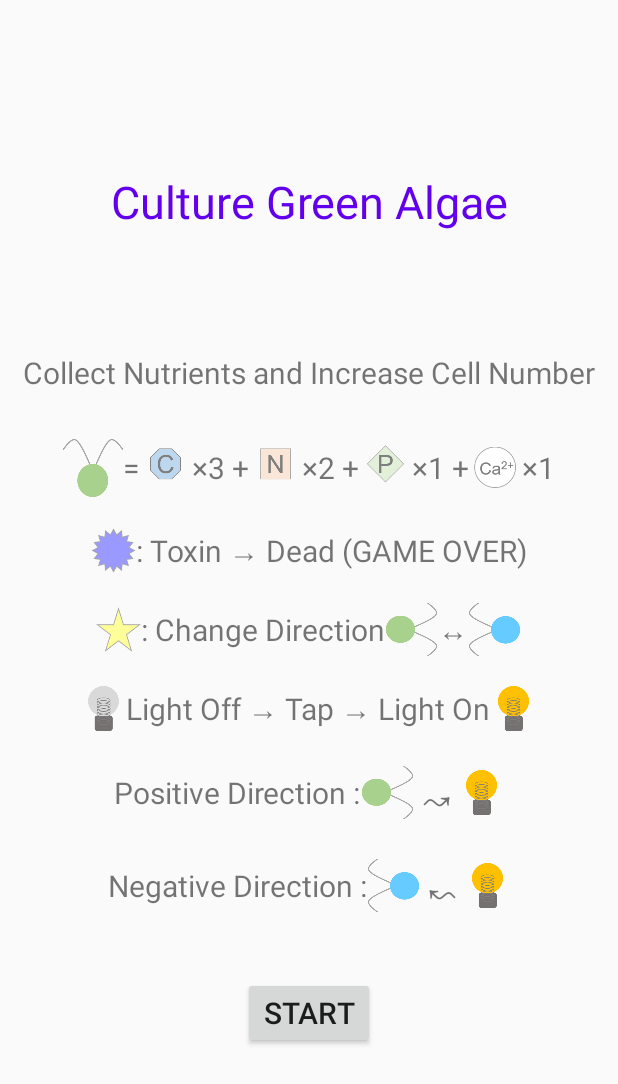
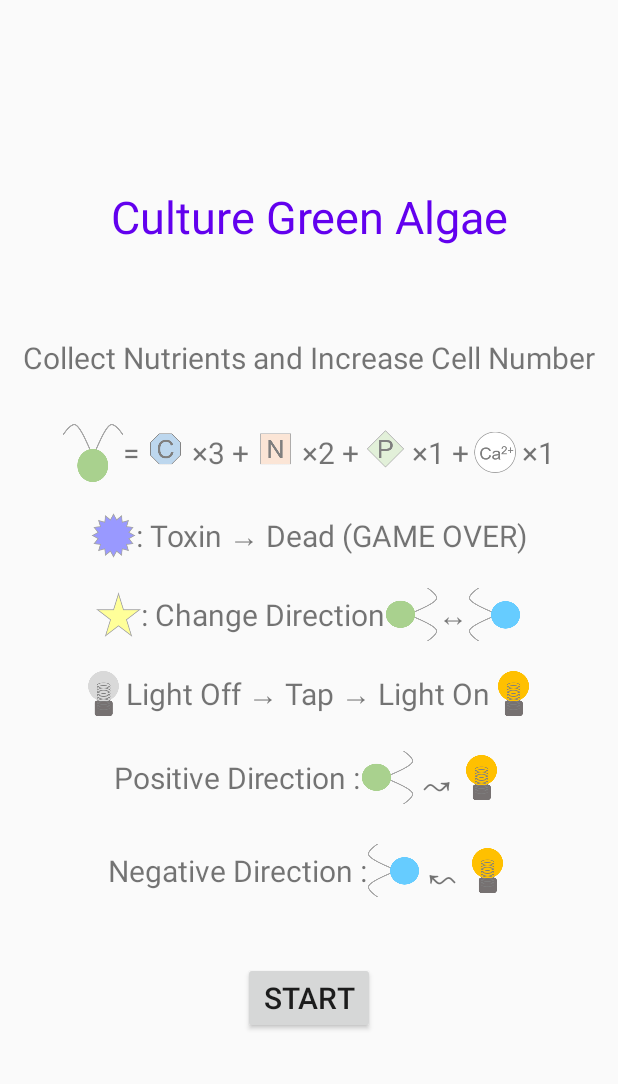
Before and after one commit to mihara-shoko/chlamy_culture, an Android app: the screen it shows after launch (StartActivity), on a phone screen of 412 x 824 dp. Shown: the top 1084 px of the screen. Run offline under Robolectric (Android 15) with nearby library versions, the phone set to English and light mode, and no system bars.

Commit message:
リリース版　　v1.1 v. code 3

```diff
--- a/app/build.gradle
+++ b/app/build.gradle
@@ -8,7 +8,7 @@ android {
         applicationId "com.mi.chlamyculture"
         minSdkVersion 16
         targetSdkVersion 29
-        versionCode 2
+        versionCode 3
         versionName "1.1"
 
         testInstrumentationRunner "androidx.test.runner.AndroidJUnitRunner"
--- /dev/null
+++ b/app/src/main/res/drawable/frameline.xml
@@ -0,0 +1,6 @@
+<?xml version="1.0" encoding="utf-8"?>
+<shape xmlns:android="http://schemas.android.com/apk/res/android">
+    <stroke android:width="2dp"
+        android:color="#C7CCD1"/>
+
+</shape>
--- a/app/src/main/res/layout/activity_start.xml
+++ b/app/src/main/res/layout/activity_start.xml
@@ -14,22 +14,22 @@
         android:textColor="@color/colorPrimary"
         android:text="@string/culture_green_algae"
         android:gravity="center"
-        android:layout_marginTop="20sp"
-        android:layout_marginBottom="80sp"
-        android:textSize="30sp"/>
+        android:layout_marginTop="20dp"
+        android:layout_marginBottom="60dp"
+        android:textSize="30dp"/>
 
     <TextView
         android:layout_width="wrap_content"
         android:layout_height="wrap_content"
-        android:layout_marginBottom="20sp"
+        android:layout_marginBottom="20dp"
         android:text="@string/collect_nutrients_and_increase_cell_number"
-        android:textSize="20sp"/>
+        android:textSize="20dp"/>
 
    <LinearLayout
        android:layout_width="match_parent"
        android:layout_height="wrap_content"
        android:orientation="horizontal"
-       android:layout_margin="10sp"
+       android:layout_margin="10dp"
        android:gravity="center">
 
        <ImageView
@@ -42,7 +42,7 @@
            android:layout_width="wrap_content"
            android:layout_height="wrap_content"
            android:text="@string/equal"
-           android:textSize="20sp"/>
+           android:textSize="20dp"/>
 
        <ImageView
            android:layout_width="35dp"
@@ -54,7 +54,7 @@
            android:layout_width="wrap_content"
            android:layout_height="wrap_content"
            android:text="@string/_3"
-           android:textSize="20sp"/>
+           android:textSize="20dp"/>
 
        <ImageView
            android:layout_width="35dp"
@@ -66,7 +66,7 @@
            android:layout_width="wrap_content"
            android:layout_height="wrap_content"
            android:text="@string/_2"
-           android:textSize="20sp"/>
+           android:textSize="20dp"/>
 
        <ImageView
            android:layout_width="35dp"
@@ -78,7 +78,7 @@
            android:layout_width="wrap_content"
            android:layout_height="wrap_content"
            android:text="@string/_1"
-           android:textSize="20sp"/>
+           android:textSize="20dp"/>
 
        <ImageView
            android:layout_width="35dp"
@@ -90,7 +90,7 @@
            android:layout_width="wrap_content"
            android:layout_height="wrap_content"
            android:text="@string/__1"
-           android:textSize="20sp"/>
+           android:textSize="20dp"/>
 
    </LinearLayout>
 
@@ -99,7 +99,7 @@
         android:layout_height="wrap_content"
         android:orientation="horizontal"
         android:gravity="center"
-        android:layout_margin="10sp">
+        android:layout_margin="10dp">
 
         <ImageView
             android:layout_width="30dp"
@@ -111,7 +111,7 @@
             android:layout_width="wrap_content"
             android:layout_height="wrap_content"
             android:text="@string/toxin_dead_game_over"
-            android:textSize="20sp"/>
+            android:textSize="20dp"/>
 
     </LinearLayout>
 
@@ -120,7 +120,7 @@
         android:layout_height="wrap_content"
         android:orientation="horizontal"
         android:gravity="center"
-        android:layout_margin="10sp">
+        android:layout_margin="10dp">
 
         <ImageView
             android:layout_width="30dp"
@@ -132,7 +132,7 @@
             android:layout_width="wrap_content"
             android:layout_height="wrap_content"
             android:text="@string/change_direction"
-            android:textSize="20sp"/>
+            android:textSize="20dp"/>
 
         <ImageView
             android:layout_width="35dp"
@@ -144,7 +144,7 @@
             android:layout_width="wrap_content"
             android:layout_height="wrap_content"
             android:text="@string/reversible"
-            android:textSize="20sp"/>
+            android:textSize="20dp"/>
 
         <ImageView
             android:layout_width="35dp"
@@ -159,7 +159,7 @@
         android:layout_height="wrap_content"
         android:orientation="horizontal"
         android:gravity="center"
-        android:layout_margin="10sp">
+        android:layout_margin="10dp">
 
         <ImageView
             android:layout_width="30dp"
@@ -171,7 +171,7 @@
             android:layout_width="wrap_content"
             android:layout_height="wrap_content"
             android:text="@string/light_off_tap_light_on"
-            android:textSize="20sp"/>
+            android:textSize="20dp"/>
 
         <ImageView
             android:layout_width="30dp"
@@ -186,13 +186,13 @@
         android:layout_height="wrap_content"
         android:orientation="horizontal"
         android:gravity="center"
-        android:layout_margin="10sp">
+        android:layout_margin="10dp">
 
         <TextView
             android:layout_width="wrap_content"
             android:layout_height="wrap_content"
             android:text="@string/positive_direction"
-            android:textSize="20sp"/>
+            android:textSize="20dp"/>
 
         <ImageView
             android:layout_width="35dp"
@@ -204,7 +204,7 @@
             android:layout_width="wrap_content"
             android:layout_height="wrap_content"
             android:text="@string/right_arrow"
-            android:textSize="30sp"/>
+            android:textSize="30dp"/>
 
         <ImageView
             android:layout_width="30dp"
@@ -219,13 +219,13 @@
         android:layout_height="wrap_content"
         android:orientation="horizontal"
         android:gravity="center"
-        android:layout_margin="10sp">
+        android:layout_margin="10dp">
 
         <TextView
             android:layout_width="wrap_content"
             android:layout_height="wrap_content"
             android:text="@string/negative_direction"
-            android:textSize="20sp"/>
+            android:textSize="20dp"/>
 
         <ImageView
             android:layout_width="35dp"
@@ -237,7 +237,7 @@
             android:layout_width="wrap_content"
             android:layout_height="wrap_content"
             android:text="@string/left_arrow"
-            android:textSize="30sp"/>
+            android:textSize="30dp"/>
 
         <ImageView
             android:layout_width="30dp"
@@ -252,8 +252,8 @@
     <Button
         android:id="@+id/btn_start"
         android:text="@string/start"
-        android:textSize="20sp"
-        android:layout_margin="30sp"
+        android:textSize="20dp"
+        android:layout_margin="30dp"
         android:layout_width="wrap_content"
         android:layout_height="wrap_content"/>
 
--- a/app/src/main/res/values/strings.xml
+++ b/app/src/main/res/values/strings.xml
@@ -4,7 +4,6 @@
     <string name="equal">=</string>
     <string name="culture_green_algae">Culture Green Algae</string>
     <string name="collect_nutrients_and_increase_cell_number">Collect Nutrients and Increase Cell Number</string>
-    <string name="equal">=</string>
     <string name="_3">×3 +</string>
     <string name="_2">×2 +</string>
     <string name="_1">×1 +</string>
```
Also changed, not shown: app/src/main/java/com/mi/chlamyculture/MainActivity.java (+8 -2 lines), app/src/main/res/layout/activity_main.xml (+11 -10 lines), app/src/main/res/layout/activity_result.xml (+5 -5 lines).
